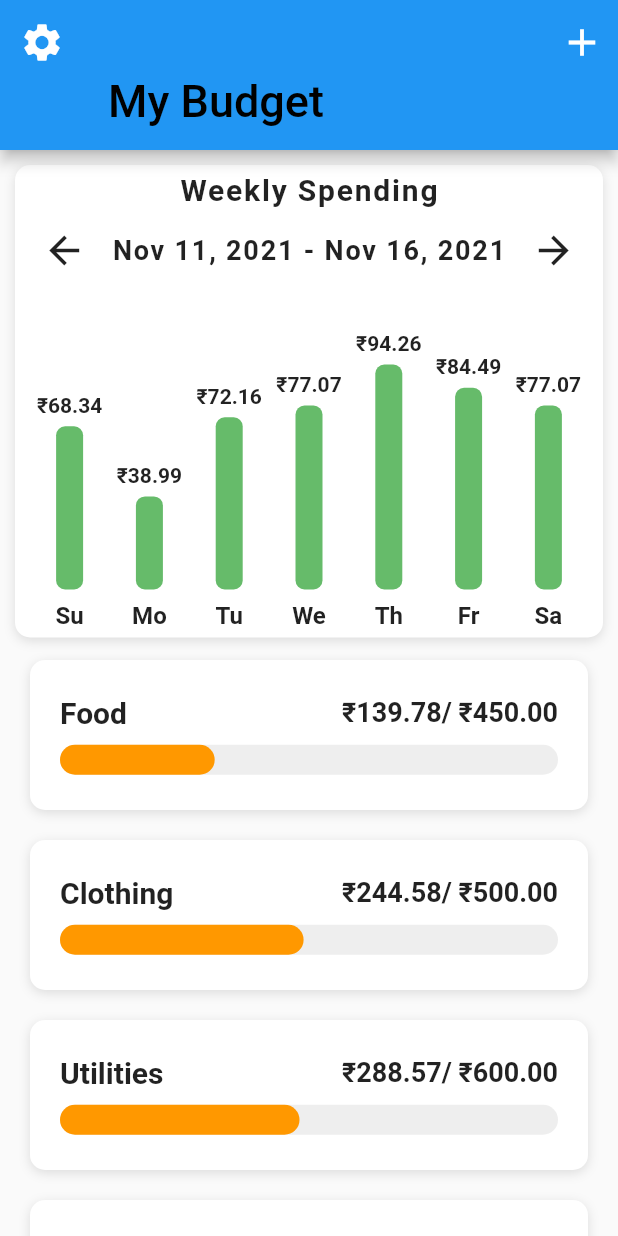
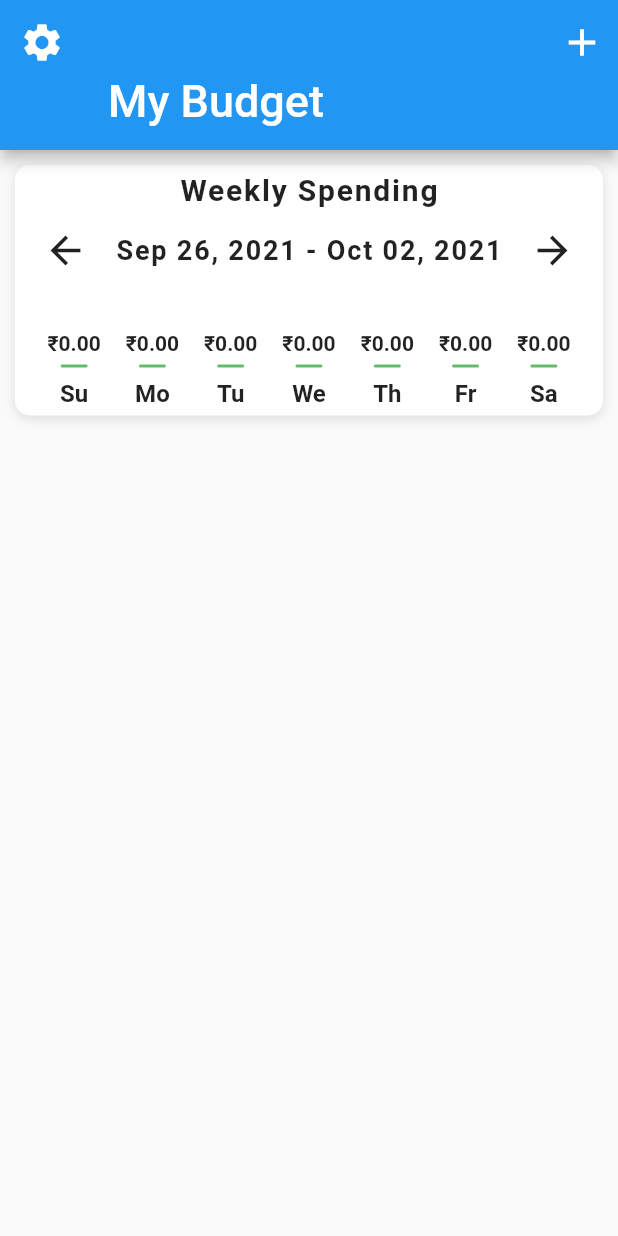
Before and after one commit to roktim32/My-Budget-App, a Flutter app: the screen it shows after launch, after a tap on the "arrow back" icon, on a phone screen of 412 x 824 dp. Run offline on Flutter 3.47's test engine with Material 2 defaults, Android fonts, the phone set to English and light mode, and no system bars; our stand-ins replace hive, hive_flutter, objectbox; accounts and stored records are empty; generated files the repository leaves out were written again.

Commit message:
data are recorded and read from db

```diff
--- a/lib/data/data.dart
+++ /dev/null
@@ -1,39 +0,0 @@
-import 'dart:math';
-
-import 'package:flutter_budget_ui/models/category_model.dart';
-import 'package:flutter_budget_ui/models/expense_model.dart';
-
-final rand = Random();
-
-final List<double> weeklySpending = [
-  rand.nextDouble() * 100,
-  rand.nextDouble() * 100,
-  rand.nextDouble() * 100,
-  rand.nextDouble() * 100,
-  rand.nextDouble() * 100,
-  rand.nextDouble() * 100,
-  rand.nextDouble() * 100,
-];
-
-_generateExpenses() {
-  List<Expense> expenses = [
-    Expense(name: 'Item 0', cost: rand.nextDouble() * 90),
-    Expense(name: 'Item 1', cost: rand.nextDouble() * 90),
-    Expense(name: 'Item 2', cost: rand.nextDouble() * 90),
-    Expense(name: 'Item 3', cost: rand.nextDouble() * 90),
-    Expense(name: 'Item 4', cost: rand.nextDouble() * 90),
-    Expense(name: 'Item 5', cost: rand.nextDouble() * 90),
-  ];
-  return expenses;
-}
-
-List<Category> categories = [
-  Category(name: 'Food', maxAmount: 450, expenses: _generateExpenses()),
-  Category(name: 'Clothing', maxAmount: 500, expenses: _generateExpenses()),
-  Category(name: 'Utilities', maxAmount: 600, expenses: _generateExpenses()),
-  Category(
-      name: 'Entertainment', maxAmount: 330, expenses: _generateExpenses()),
-  Category(
-      name: 'Transportation', maxAmount: 500, expenses: _generateExpenses()),
-  Category(name: 'Housing', maxAmount: 1000, expenses: _generateExpenses()),
-];
--- a/lib/db/db.dart
+++ b/lib/db/db.dart
@@ -1,13 +1,18 @@
-import 'package:flutter_budget_ui/models/category_model.dart';
-import 'package:flutter_budget_ui/models/expense_model.dart';
-import 'package:hive/hive.dart';
-import 'package:hive_flutter/hive_flutter.dart';
+import 'dart:io';
+import 'package:flutter_budget_ui/objectbox.g.dart';
+import 'package:objectbox/objectbox.dart';
 
-class Db {
-  Future<void> init() async {
-    await Hive.initFlutter();
-    Hive.registerAdapter(CategoryAdapter());
-    Hive.registerAdapter(ExpenseAdapter());
-    await Hive.openBox<Category>("UserTable");
+class Db{
+  static Store? _store;
+
+  static void init(Directory dir){
+    _store = Store(getObjectBoxModel(), directory: dir.path + '/mybudget');
   }
+
+  static void dispose(){
+    _store!.close();
+    _store = null;
+  }
+
+  static Store? get store=>_store;
 }
--- /dev/null
+++ b/lib/helpers/expenses_helper.dart
@@ -0,0 +1,51 @@
+import 'package:flutter_budget_ui/db/db.dart';
+import 'package:flutter_budget_ui/models/category_model.dart';
+import 'package:flutter_budget_ui/models/expense_model.dart';
+import 'package:flutter_budget_ui/objectbox.g.dart';
+
+class ExpensesHelper {
+  List<Expense> read() {
+    return Db.store!.box<Expense>().getAll();
+  }
+
+  void addExpense(Expense expense, Category category) {
+    Box<Expense> box = Db.store!.box<Expense>();
+    expense.category.target = category;
+    box.put(expense);
+  }
+
+  List<Expense> readFromCat(Category category) {
+    Box<Expense> box = Db.store!.box<Expense>();
+    final query = box.query();
+    query.link(Expense_.category, Category_.id.equals(category.id));
+    final builder = query.build();
+    final result = builder.find();
+    builder.close();
+    return result;
+  }
+
+  List<Category> readAllCategories() {
+    Box<Category> box = Db.store!.box<Category>();
+    return box.getAll();
+  }
+
+  double totalExpenseInGivenDate(DateTime dateTime) {
+    Box<Expense> box = Db.store!.box<Expense>();
+    final query = box.getAll();
+    query.retainWhere((element) => element.dateTime.day == dateTime.day );
+    double totalExpense = 0;
+    query.forEach((element) {
+      totalExpense += element.cost;
+    });
+    return totalExpense;
+  }
+
+  int categoryCount() {
+    Box<Category> box = Db.store!.box<Category>();
+    return box.count();
+  }
+
+  Stream listen(){
+    return Db.store!.watch<Expense>();
+  }
+}
--- a/lib/main.dart
+++ b/lib/main.dart
@@ -1,15 +1,28 @@
 import 'package:flutter/material.dart';
 import 'package:flutter_budget_ui/db/db.dart';
+import 'package:flutter_budget_ui/helpers/expenses_helper.dart';
+import 'package:flutter_budget_ui/models/category_model.dart';
+import 'package:flutter_budget_ui/models/expense_model.dart';
 import 'package:flutter_budget_ui/screens/home_screen.dart';
+import 'package:path_provider/path_provider.dart';
 
 void main() async {
   WidgetsFlutterBinding.ensureInitialized();
-  await Db().init();
+  Db.init(await getApplicationDocumentsDirectory());
+  ExpensesHelper().addExpense(
+    Expense(name: 'New expense', cost: 1200, dateTime: DateTime.now()),
+    Category(name: 'New Category', maxAmount: 12000)
+  );
   runApp(MyApp());
 }
 
-class MyApp extends StatelessWidget {
-  // This widget is the root of your application.
+
+class MyApp extends StatefulWidget {
+  @override
+  State<MyApp> createState() => _MyAppState();
+}
+
+class _MyAppState extends State<MyApp> {
   @override
   Widget build(BuildContext context) {
     return MaterialApp(
@@ -22,4 +35,9 @@ class MyApp extends StatelessWidget {
       home: HomeScreen(),
     );
   }
+  @override
+  void dispose() {
+    Db.dispose();
+    super.dispose();
+  }
 }
--- a/lib/models/category_model.dart
+++ b/lib/models/category_model.dart
@@ -1,15 +1,14 @@
 import 'package:flutter_budget_ui/models/expense_model.dart';
-import 'package:hive/hive.dart';
-part 'category_model.g.dart';
+import 'package:objectbox/objectbox.dart';
 
-@HiveType(typeId: 1)
+@Entity()
 class Category {
-  @HiveField(0)
-  final String? name;
-  @HiveField(1)
-  final double? maxAmount;
-  @HiveField(2)
-  final List<Expense>? expenses;
+  @Id()
+  int id=0;
+  String name;
+  double maxAmount;
+  @Backlink()
+  final expenses = ToMany<Expense>();
 
-  Category({this.name, this.maxAmount, this.expenses});
+  Category({required this.name, required this.maxAmount});
 }
--- a/lib/models/expense_model.dart
+++ b/lib/models/expense_model.dart
@@ -1,12 +1,15 @@
-import 'package:hive/hive.dart';
-part 'expense_model.g.dart';
+import 'package:flutter_budget_ui/models/category_model.dart';
+import 'package:objectbox/objectbox.dart';
 
-@HiveType(typeId: 0)
+@Entity()
 class Expense {
-  @HiveField(0)
-  final String? name;
-  @HiveField(1)
-  final double? cost;
+  @Id()
+  int id=0;
+  String name;
+  double cost;
+  @Property(type: PropertyType.date)
+  DateTime dateTime;
+  final category = ToOne<Category>();
 
-  Expense({this.name, this.cost});
+  Expense({required this.name, required this.cost, required this.dateTime});
 }
--- a/lib/screens/home_screen.dart
+++ b/lib/screens/home_screen.dart
@@ -1,11 +1,11 @@
 import 'package:flutter/material.dart';
-import 'package:flutter_budget_ui/data/data.dart';
-import 'package:flutter_budget_ui/helpers/color_helper.dart';
+import 'package:flutter_budget_ui/helpers/expenses_helper.dart';
 import 'package:flutter_budget_ui/models/category_model.dart';
 import 'package:flutter_budget_ui/models/expense_model.dart';
 import 'package:flutter_budget_ui/widgets/bar_chart.dart';
-
-import 'category_screen.dart';
+import 'package:flutter_budget_ui/widgets/expense_card.dart';
+import 'package:hive/hive.dart';
+import 'package:hive_flutter/hive_flutter.dart';
 
 class HomeScreen extends StatefulWidget {
   @override
@@ -13,89 +13,6 @@ class HomeScreen extends StatefulWidget {
 }
 
 class _HomeScreenState extends State<HomeScreen> {
-  _buildCategory(Category category, double totalAmountSpent) {
-    return GestureDetector(
-      onTap: () => Navigator.push(
-        context,
-        MaterialPageRoute(
-          builder: (_) => CategoryScreen(category: category),
-        ),
-      ),
-      child: Container(
-        padding: EdgeInsets.all(20.0),
-        margin: EdgeInsets.symmetric(
-          horizontal: 20.0,
-          vertical: 10.0,
-        ),
-        height: 100.0,
-        width: double.infinity,
-        decoration: BoxDecoration(
-          color: Colors.white,
-          borderRadius: BorderRadius.circular(10.0),
-          boxShadow: [
-            BoxShadow(
-              color: Colors.black12,
-              offset: Offset(0, 2),
-              blurRadius: 6.0,
-            ),
-          ],
-        ),
-        child: Column(
-          mainAxisAlignment: MainAxisAlignment.center,
-          children: <Widget>[
-            Row(
-              mainAxisAlignment: MainAxisAlignment.spaceBetween,
-              children: <Widget>[
-                Text(
-                  category.name!,
-                  style: TextStyle(fontSize: 20.0, fontWeight: FontWeight.w600),
-                ),
-                Text(
-                  '\₹${(category.maxAmount! - totalAmountSpent).toStringAsFixed(2)}/ \₹${category.maxAmount!.toStringAsFixed(2)}',
-                  style: TextStyle(fontSize: 18.0, fontWeight: FontWeight.w600),
-                )
-              ],
-            ),
-            SizedBox(
-              height: 10.0,
-            ),
-            LayoutBuilder(
-              builder: (BuildContext context, BoxConstraints constraints) {
-                final double maxBarWidth = constraints.maxWidth;
-                final double percent =
-                    (category.maxAmount! - totalAmountSpent) /
-                        category.maxAmount!;
-                double barWidth = percent * maxBarWidth;
-
-                if (barWidth < 0) {
-                  barWidth = 0;
-                }
-                return Stack(
-                  children: <Widget>[
-                    Container(
-                      height: 20.0,
-                      decoration: BoxDecoration(
-                        color: Colors.grey[200],
-                        borderRadius: BorderRadius.circular(15.0),
-                      ),
-                    ),
-                    Container(
-                      height: 20.0,
-                      width: barWidth,
-                      decoration: BoxDecoration(
-                        color: getColor(context, percent),
-                        borderRadius: BorderRadius.circular(15.0),
-                      ),
-                    )
-                  ],
-                );
-              },
-            ),
-          ],
-        ),
-      ),
-    );
-  }
 
   @override
   Widget build(BuildContext context) {
@@ -114,7 +31,12 @@ class _HomeScreenState extends State<HomeScreen> {
             ),
             flexibleSpace: Center(
               child: FlexibleSpaceBar(
-                title: Text('My Budget'),
+                title: Text(
+                  'My Budget',
+                  style: TextStyle(
+                    color: Colors.white
+                  ),
+                ),
               ),
             ),
             actions: <Widget>[
@@ -125,7 +47,10 @@ class _HomeScreenState extends State<HomeScreen> {
               )
             ],
           ),
-          SliverList(
+          StreamBuilder<void>(
+            // stream: ExpensesHelper().listen(),
+            builder: (context, snapshot) {
+              return SliverList(
                 delegate: SliverChildBuilderDelegate(
                   (BuildContext context, int index) {
                     if (index == 0) {
@@ -142,19 +67,16 @@ class _HomeScreenState extends State<HomeScreen> {
                           ],
                           borderRadius: BorderRadius.circular(10.0),
                         ),
-                    child: BarChart(weeklySpending),
+                        child: BarChart(),
                       );
                     } else {
-                  final Category category = categories[index - 1];
-                  double totalAmountSpent = 0;
-                  category.expenses!.forEach((Expense expence) {
-                    totalAmountSpent += expence.cost!;
-                  });
-                  return _buildCategory(category, totalAmountSpent);
+                      return ExpenseCard(category: ExpensesHelper().readAllCategories()[index-1]);
                     }
                   },
-              childCount: 1 + categories.length,
+                  childCount: 1 + ExpensesHelper().categoryCount(),
                 ),
+              );
+            }
           )
         ],
       ),
--- a/lib/widgets/bar_chart.dart
+++ b/lib/widgets/bar_chart.dart
@@ -1,18 +1,30 @@
 import 'package:flutter/material.dart';
+import 'package:flutter_budget_ui/helpers/expenses_helper.dart';
+import 'package:flutter_budget_ui/models/expense_model.dart';
+import 'package:intl/intl.dart';
 
-class BarChart extends StatelessWidget {
-  late final List<double>? expenses;
+class BarChart extends StatefulWidget {
 
-  BarChart(this.expenses);
+  @override
+  State<BarChart> createState() => _BarChartState();
+}
 
-  Future<double> calculateExpenses() async {
+class _BarChartState extends State<BarChart> {
+  Future<double> calculateExpenses(List<Expense>? expenses) async {
     double mostExpensive = 0;
-    expenses!.forEach((double price) {
-      if (price > mostExpensive) {
-        mostExpensive = price;
+    expenses!.forEach((Expense expense) {
+      if (expense.cost > mostExpensive) {
+        mostExpensive = expense.cost;
       }
     });
     return mostExpensive;
+  }
+
+  late DateTime startingDate;
+  @override
+  void initState() {
+    startingDate = DateTime.now().subtract(Duration(days: DateTime.now().weekday));
+    super.initState();
   }
 
   @override
@@ -36,12 +48,17 @@ class BarChart extends StatelessWidget {
             mainAxisAlignment: MainAxisAlignment.spaceAround,
             children: <Widget>[
               IconButton(
-                onPressed: () {},
+                onPressed: () {
+                  setState(() {
+                    startingDate = startingDate.subtract(Duration(days: 7));
+                  });
+                },
                 icon: Icon(Icons.arrow_back),
                 iconSize: 30.0,
               ),
               Text(
-                "Nov 11, 2021 - Nov 16, 2021",
+                // "Nov 11, 2021 - Nov 16, 2021",
+                '${DateFormat('MMM dd, yyyy').format(startingDate)} - ${DateFormat('MMM dd, yyyy').format(startingDate.add(Duration(days: 6)))}',
                 style: TextStyle(
                   fontSize: 18.0,
                   fontWeight: FontWeight.w600,
@@ -49,7 +66,11 @@ class BarChart extends StatelessWidget {
                 ),
               ),
               IconButton(
-                onPressed: () {},
+                onPressed: () {
+                  setState(() {
+                    startingDate = startingDate.add(Duration(days: 7));
+                  });
+                },
                 icon: Icon(Icons.arrow_forward),
                 iconSize: 30.0,
               ),
@@ -58,10 +79,14 @@ class BarChart extends StatelessWidget {
           SizedBox(
             height: 30.0,
           ),
-          FutureBuilder<double>(
-              future: calculateExpenses(),
+          StreamBuilder<void>(
+            stream: ExpensesHelper().listen(),
+            builder: (context, snapshot) {
+              return FutureBuilder<double>(
+                  future: calculateExpenses(ExpensesHelper().read()),
                   builder: (context, snapshot) {
                     if (!snapshot.hasData) return Container();
+                    List<Expense> expenses = ExpensesHelper().read();
                     double mostExpensive = snapshot.data!;
                     return Row(
                       mainAxisAlignment: MainAxisAlignment.spaceEvenly,
@@ -69,42 +94,44 @@ class BarChart extends StatelessWidget {
                       children: <Widget>[
                         Bar(
                           label: 'Su',
-                      amountSpent: expenses![0],
+                          amountSpent: ExpensesHelper().totalExpenseInGivenDate(startingDate),
                           mostExpensive: mostExpensive,
                         ),
                         Bar(
                           label: 'Mo',
-                      amountSpent: expenses![1],
+                          amountSpent: ExpensesHelper().totalExpenseInGivenDate(startingDate.add(Duration(days: 1))),
                           mostExpensive: mostExpensive,
                         ),
                         Bar(
                           label: 'Tu',
-                      amountSpent: expenses![2],
+                          amountSpent: ExpensesHelper().totalExpenseInGivenDate(startingDate.add(Duration(days: 2))),
                           mostExpensive: mostExpensive,
                         ),
                         Bar(
                           label: 'We',
-                      amountSpent: expenses![3],
+                          amountSpent: ExpensesHelper().totalExpenseInGivenDate(startingDate.add(Duration(days: 3))),
                           mostExpensive: mostExpensive,
                         ),
                         Bar(
                           label: 'Th',
-                      amountSpent: expenses![4],
+                          amountSpent: ExpensesHelper().totalExpenseInGivenDate(startingDate.add(Duration(days: 4))),
                           mostExpensive: mostExpensive,
                         ),
                         Bar(
                           label: 'Fr',
-                      amountSpent: expenses![5],
+                          amountSpent: ExpensesHelper().totalExpenseInGivenDate(startingDate.add(Duration(days: 5))),
                           mostExpensive: mostExpensive,
                         ),
                         Bar(
                           label: 'Sa',
-                      amountSpent: expenses![6],
+                          amountSpent: ExpensesHelper().totalExpenseInGivenDate(startingDate.add(Duration(days: 6))),
                           mostExpensive: mostExpensive,
                         ),
                       ],
                     );
-              })
+                  });
+            }
+          )
         ],
       ),
     );
@@ -130,12 +157,18 @@ class Bar extends StatelessWidget {
         SizedBox(
           height: 6.0,
         ),
-        Container(
+        ConstrainedBox(
+          constraints: BoxConstraints(
+            maxHeight: 200,
+            minHeight: 2
+          ),
+          child: Container(
             height: barHeight,
             width: 18.0,
             decoration: BoxDecoration(
               color: Theme.of(context).primaryColor,
               borderRadius: BorderRadius.circular(6.0),
+            ),
           ),
         ),
         SizedBox(
--- a/pubspec.yaml
+++ b/pubspec.yaml
@@ -29,12 +29,18 @@ dependencies:
   cupertino_icons: ^1.0.0
   hive: ^2.0.4
   hive_flutter: ^1.1.0
+  objectbox: ^1.2.0
+  objectbox_flutter_libs: ^1.2.0
+  path: ^1.8.0
+  path_provider: ^2.0.5
+  intl: ^0.17.0
 
 dev_dependencies:
   flutter_test:
     sdk: flutter
   hive_generator: ^1.1.0
   build_runner: ^2.1.0
+  objectbox_generator: ^1.2.0
 # For information on the generic Dart part of this file, see the
 # following page: https://dart.dev/tools/pub/pubspec
 
```
Also changed, not shown: lib/objectbox-model.json (added, +79 -0 lines), lib/widgets/expense_card.dart (added, +112 -0 lines), lib/models/category_model.g.dart (deleted), lib/models/expense_model.g.dart (deleted), lib/objectbox.g.dart (added), pubspec.lock, 9 other files. Lines whose indentation alone changed are shown as unchanged.
